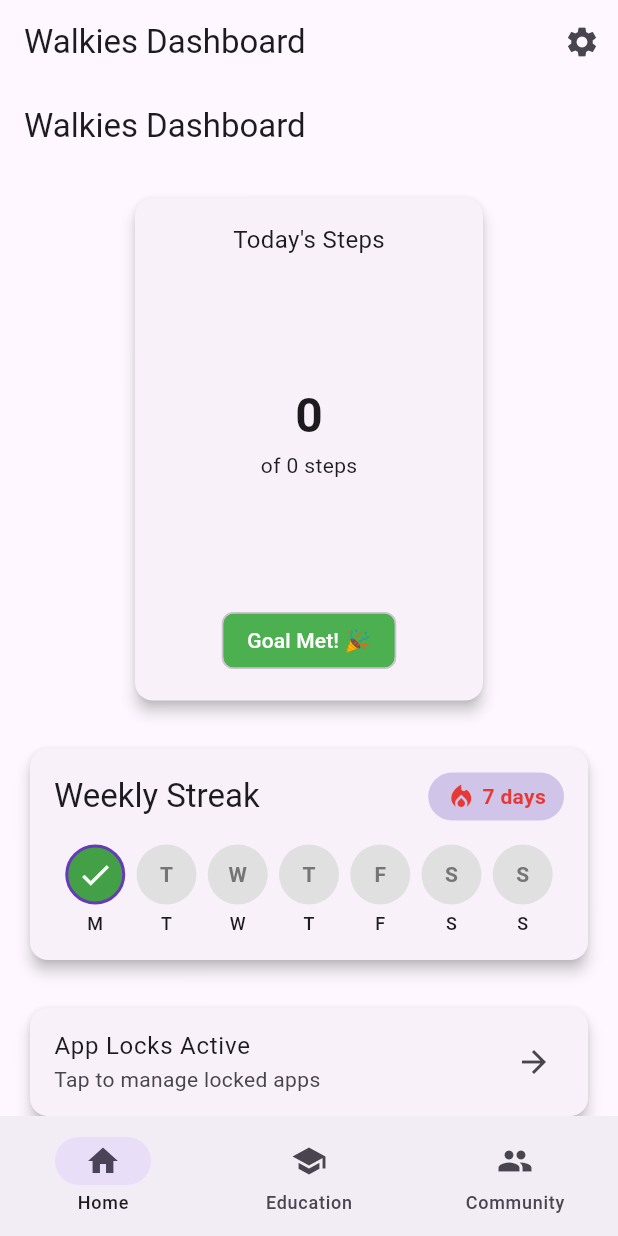
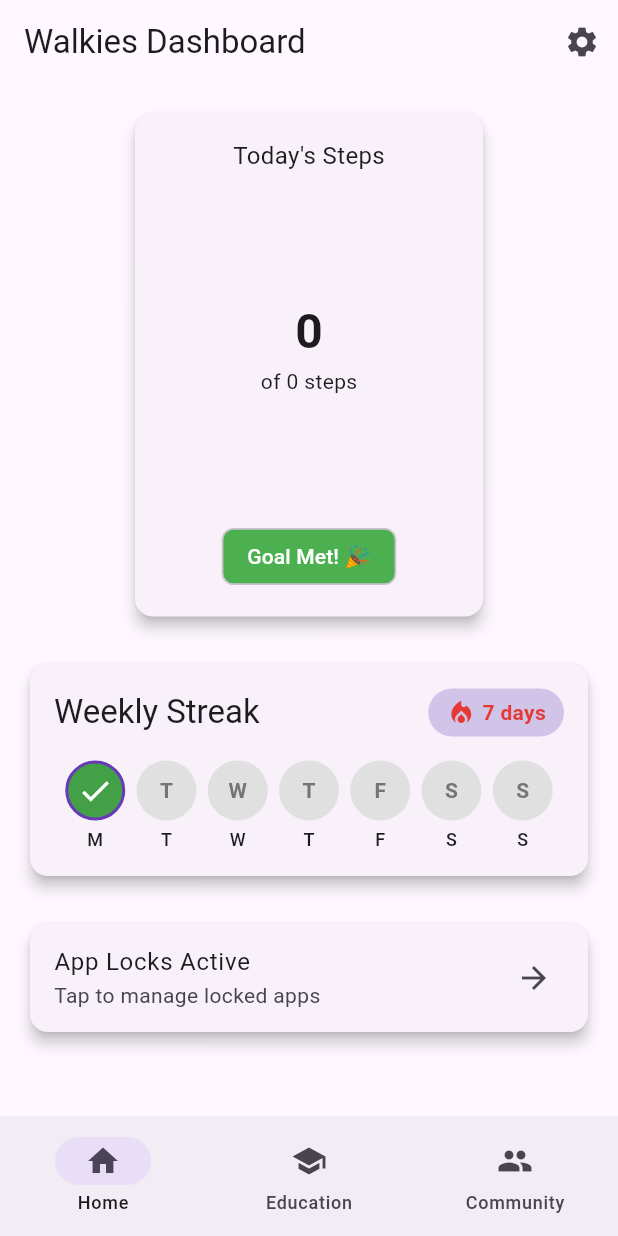
Before and after one commit to jamienoble/BGP, a Flutter app: the screen it shows once a user with an empty profile is signed in, on a phone screen of 412 x 824 dp. Run offline on Flutter 3.47's test engine with Material 3 defaults, Android fonts, the phone set to English and light mode, and no system bars; our stand-ins replace connectivity_plus, firebase_messaging, flutter_local_notifications, pedometer, permission_handler, shared_preferences and 1 more; missing offline and left inert: device_apps; accounts and stored records are empty.

Commit message:
menu, tab menu settings changes

```diff
--- a/walkies/lib/screens/dashboard_screen.dart
+++ b/walkies/lib/screens/dashboard_screen.dart
@@ -271,21 +271,17 @@ class _DashboardScreenState extends State<DashboardScreen>
   @override
   Widget build(BuildContext context) {
     if (_isLoading) {
-      return const Scaffold(body: Center(child: CircularProgressIndicator()));
+      return const Center(child: CircularProgressIndicator());
     }
 
     final goalSteps = _stepGoal?.dailySteps ?? 0;
     final progress = goalSteps > 0 ? _currentSteps / goalSteps : 0.0;
     final goalMet = _currentSteps >= goalSteps;
 
-    return Scaffold(
-      appBar: AppBar(
-        title: const Text('Walkies Dashboard'),
-      ),
-      body: SingleChildScrollView(
-        padding: const EdgeInsets.all(16.0),
-        child: Column(
-          children: [
+    return SingleChildScrollView(
+      padding: const EdgeInsets.all(16.0),
+      child: Column(
+        children: [
             // Permission warning if step tracking failed
             if (_stepTrackingService.initializationError != null)
               Container(
@@ -423,9 +419,8 @@ class _DashboardScreenState extends State<DashboardScreen>
             ),
             const SizedBox(height: 16),
 
-            // Goal Management - moved to settings
-          ],
-        ),
+          // Goal Management - moved to settings
+        ],
       ),
     );
   }
```
Also changed, not shown: walkies/lib/screens/community_screen.dart (+4 -9 lines), walkies/lib/screens/education_screen.dart (+4 -9 lines).
